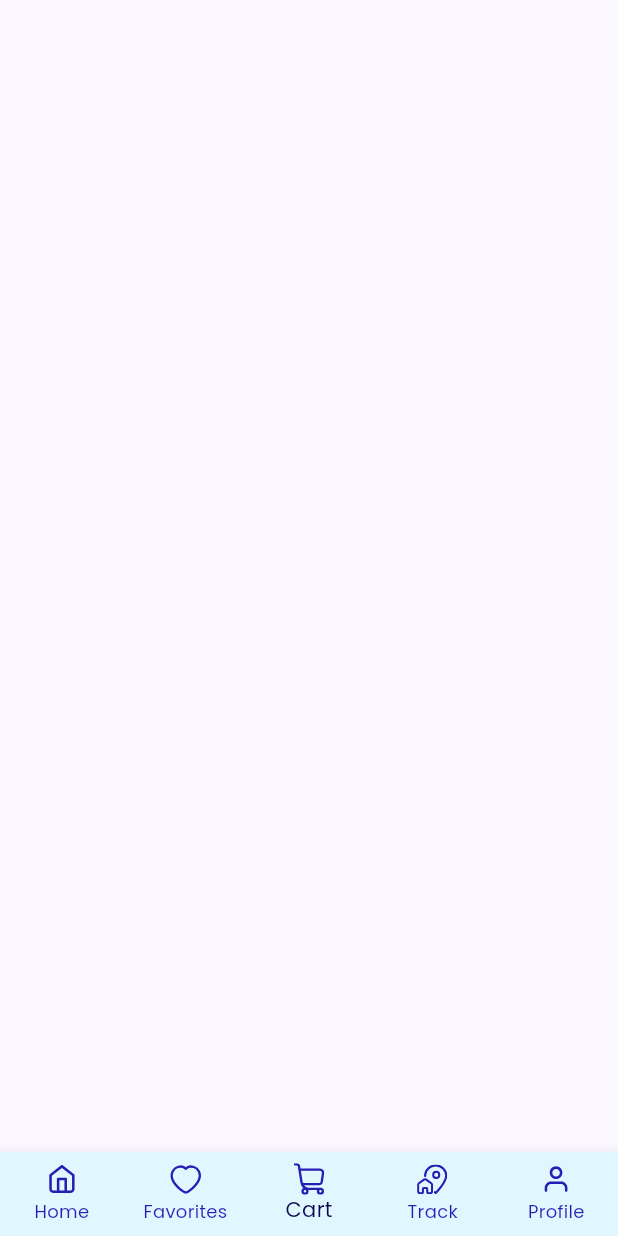
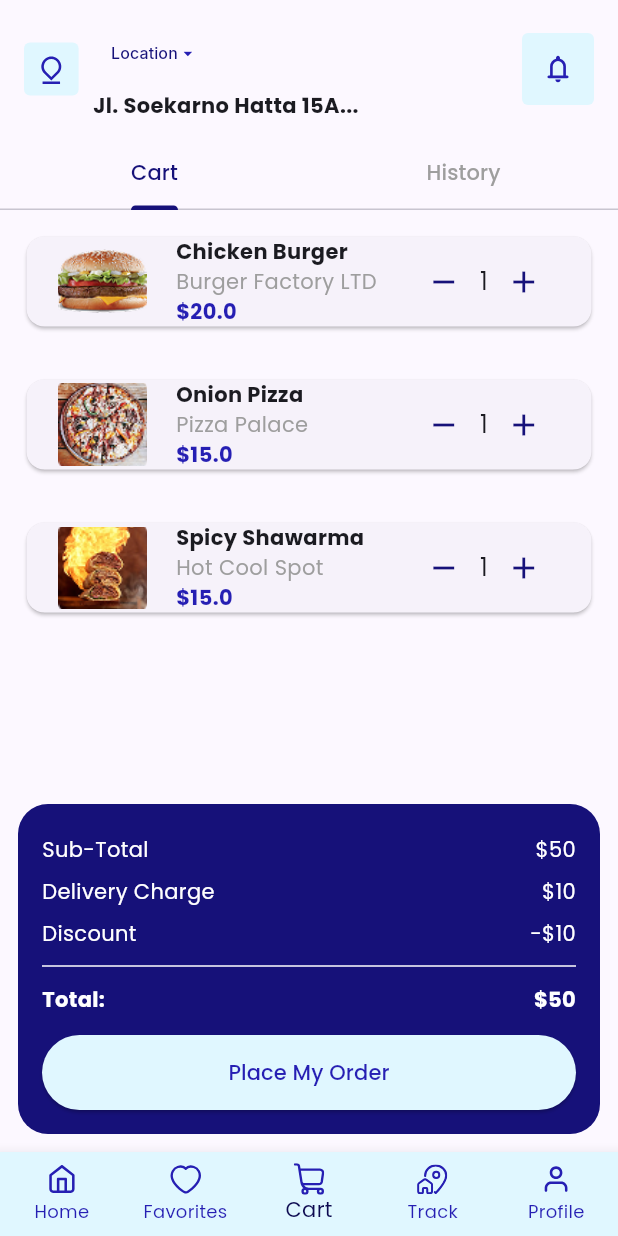
Before and after one commit to Mo3taz410/foodtek, a Flutter app: the screen it shows after launch, item 3 of the bottom bar chosen, on a phone screen of 412 x 824 dp. Run offline on Flutter 3.47's test engine with Material 3 defaults, Android fonts, the phone set to English and light mode, and no system bars; our stand-ins replace auto_size_text, flutter_bloc, flutter_screenutil, flutter_secure_storage, flutter_svg, lottie and 3 more.

Commit message:
last update 2 april with top rated food list done

```diff
--- a/lib/core/utils/app_image_strings.dart
+++ b/lib/core/utils/app_image_strings.dart
@@ -13,4 +13,8 @@ class AppImageStrings {
   static const String sandwich = 'assets/icons/food/sandwich.png';
   static const String pizza = 'assets/icons/food/pizza.png';
   static const String burger = 'assets/icons/food/burger.png';
+  static const String burgerFactory = 'assets/images/burgerFactory.png';
+  static const String onionPizza = 'assets/images/onionPizza.png';
+  static const String shawarma = 'assets/images/shawarma.png';
+  static const String emptyCart = 'assets/images/emptyCart.png';
 }
--- /dev/null
+++ b/lib/features/app/models/cart_item.dart
@@ -0,0 +1,15 @@
+class CartItem {
+  final String name;
+  final String restaurant;
+  final double price;
+  final String image;
+  int quantity;
+
+  CartItem({
+    required this.name,
+    required this.restaurant,
+    required this.price,
+    required this.image,
+    this.quantity = 1,
+  });
+}
--- /dev/null
+++ b/lib/features/app/models/cart_tab.dart
@@ -0,0 +1,240 @@
+import 'package:flutter/material.dart';
+import 'package:foodtek/core/utils/app_image_strings.dart';
+import 'package:foodtek/core/utils/responsive.dart';
+
+import '../../../core/utils/app_colors.dart';
+import 'cart_item.dart';
+
+class CartTab extends StatefulWidget {
+  const CartTab({super.key});
+
+  @override
+  State<CartTab> createState() => _CartTabState();
+}
+
+class _CartTabState extends State<CartTab> {
+  List<CartItem> cartItems = [
+    CartItem(
+      name: 'Chicken Burger',
+      restaurant: 'Burger Factory LTD',
+      price: 20,
+      image: AppImageStrings.cheeseBurger,
+    ),
+    CartItem(
+      name: 'Onion Pizza',
+      restaurant: 'Pizza Palace',
+      price: 15,
+      image: AppImageStrings.onionPizza,
+    ),
+    CartItem(
+      name: 'Spicy Shawarma',
+      restaurant: 'Hot Cool Spot',
+      price: 15,
+      image: AppImageStrings.shawarma,
+    ),
+  ];
+
+  @override
+  Widget build(BuildContext context) {
+    if (cartItems.isEmpty) {
+      return _buildEmptyState(
+        context,
+        title: 'Cart Empty',
+        subtitle: 'You don’t have add any foods in cart at this time',
+      );
+    }
+
+    return Stack(
+      children: [
+        ListView.builder(
+          padding: const EdgeInsets.only(bottom: 200),
+          itemCount: cartItems.length,
+          itemBuilder: (context, index) {
+            final item = cartItems[index];
+            return Dismissible(
+              key: Key(item.name),
+              direction: DismissDirection.endToStart,
+              background: Container(
+                alignment: Alignment.centerRight,
+                padding: EdgeInsets.symmetric(
+                    horizontal: responsiveWidth(context, 20)),
+                margin: EdgeInsets.all(responsiveHeight(context, 20)),
+                decoration: BoxDecoration(
+                  color: Colors.orange,
+                  borderRadius: BorderRadius.circular(12),
+                ),
+                child: const Icon(Icons.delete, color: Colors.white),
+              ),
+              onDismissed: (_) {
+                setState(() {
+                  cartItems.removeAt(index);
+                });
+                ScaffoldMessenger.of(context).showSnackBar(
+                  SnackBar(content: Text('${item.name} removed from cart')),
+                );
+              },
+              child: _buildCartItem(item),
+            );
+          },
+        ),
+        _buildBottomSummary(),
+      ],
+    );
+  }
+
+  Widget _buildCartItem(CartItem item) {
+    return Card(
+      shape: RoundedRectangleBorder(borderRadius: BorderRadius.circular(12)),
+      margin: EdgeInsets.all(responsiveHeight(context, 20)),
+      child: Padding(
+        padding: EdgeInsets.symmetric(horizontal: responsiveWidth(context, 22)),
+        child: Row(
+          children: [
+            Image.asset(
+              item.image,
+              width: responsiveWidth(context, 62),
+              height: responsiveHeight(context, 62),
+              fit: BoxFit.cover,
+            ),
+            SizedBox(width: responsiveWidth(context, 20)),
+            Expanded(
+              child: Column(
+                crossAxisAlignment: CrossAxisAlignment.start,
+                children: [
+                  Text(item.name,
+                      style: const TextStyle(fontWeight: FontWeight.bold)),
+                  Text(item.restaurant,
+                      style: const TextStyle(color: Colors.grey)),
+                  Text('\$${item.price}',
+                      style: const TextStyle(
+                          color: AppColors.tertiary,
+                          fontWeight: FontWeight.bold)),
+                ],
+              ),
+            ),
+            Row(
+              children: [
+                IconButton(
+                  icon: const Icon(Icons.remove, color: AppColors.secondary),
+                  onPressed: () {
+                    setState(() {
+                      item.quantity =
+                          (item.quantity > 1) ? item.quantity - 1 : 1;
+                    });
+                  },
+                ),
+                Text('${item.quantity}', style: const TextStyle(fontSize: 16)),
+                IconButton(
+                  icon: const Icon(Icons.add, color: AppColors.secondary),
+                  onPressed: () {
+                    setState(() {
+                      item.quantity++;
+                    });
+                  },
+                ),
+              ],
+            ),
+          ],
+        ),
+      ),
+    );
+  }
+
+  Widget _buildBottomSummary() {
+    final subtotal = cartItems.fold<double>(
+      0,
+      (sum, item) => sum + item.price * item.quantity,
+    );
+    const delivery = 10.0;
+    const discount = 10.0;
+    final total = subtotal + delivery - discount;
+
+    return Align(
+      alignment: Alignment.bottomCenter,
+      child: Container(
+        margin: const EdgeInsets.all(12),
+        padding: const EdgeInsets.all(16),
+        decoration: BoxDecoration(
+          color: AppColors.secondary,
+          borderRadius: BorderRadius.circular(20),
+        ),
+        child: Column(
+          mainAxisSize: MainAxisSize.min,
+          children: [
+            _buildSummaryRow('Sub-Total', '\$${subtotal.toStringAsFixed(0)}'),
+            _buildSummaryRow(
+                'Delivery Charge', '\$${delivery.toStringAsFixed(0)}'),
+            _buildSummaryRow('Discount', '-\$${discount.toStringAsFixed(0)}'),
+            const Divider(color: Colors.white),
+            _buildSummaryRow('Total:', '\$${total.toStringAsFixed(0)}',
+                bold: true),
+            const SizedBox(height: 10),
+            ElevatedButton(
+              style: ElevatedButton.styleFrom(
+                backgroundColor: AppColors.octonary,
+                foregroundColor: AppColors.tertiary,
+                minimumSize: const Size(double.infinity, 50),
+              ),
+              onPressed: () {},
+              child: const Text("Place My Order"),
+            ),
+          ],
+        ),
+      ),
+    );
+  }
+
+  Widget _buildSummaryRow(String label, String value, {bool bold = false}) {
+    return Padding(
+      padding: const EdgeInsets.symmetric(vertical: 4),
+      child: Row(
+        mainAxisAlignment: MainAxisAlignment.spaceBetween,
+        children: [
+          Text(
+            label,
+            style: TextStyle(
+              color: Colors.white,
+              fontWeight: bold ? FontWeight.bold : FontWeight.normal,
+            ),
+          ),
+          Text(
+            value,
+            style: TextStyle(
+              color: Colors.white,
+              fontWeight: bold ? FontWeight.bold : FontWeight.normal,
+            ),
+          ),
+        ],
+      ),
+    );
+  }
+
+  Widget _buildEmptyState(BuildContext context,
+      {required String title, required String subtitle}) {
+    return Center(
+      child: Padding(
+        padding: const EdgeInsets.symmetric(horizontal: 24),
+        child: Column(
+          mainAxisAlignment: MainAxisAlignment.center,
+          children: [
+            Image.asset(
+              'assets/empty_cart.png', // ← تأكد من إضافة هذه الصورة في مجلد assets
+              height: responsiveHeight(context, 200),
+            ),
+            const SizedBox(height: 24),
+            Text(
+              title,
+              style: const TextStyle(fontWeight: FontWeight.bold, fontSize: 20),
+            ),
+            const SizedBox(height: 8),
+            Text(
+              subtitle,
+              textAlign: TextAlign.center,
+              style: const TextStyle(color: Colors.grey),
+            ),
+          ],
+        ),
+      ),
+    );
+  }
+}
--- a/lib/features/app/views/screens/cart_screen.dart
+++ b/lib/features/app/views/screens/cart_screen.dart
@@ -1,10 +1,42 @@
 import 'package:flutter/material.dart';
+import '../../../../core/utils/app_colors.dart';
+import '../../../../core/widgets/app_custom_header.dart';
+import '../../models/cart_tab.dart';
+import '../../models/orderHistoryTab.dart';
 
 class CartScreen extends StatelessWidget {
   const CartScreen({super.key});
 
   @override
   Widget build(BuildContext context) {
-    return Scaffold();
+    return DefaultTabController(
+      length: 2,
+      child: Scaffold(
+        body: SafeArea(
+          child: Column(
+            children: [
+              AppCustomHeader(),
+              const TabBar(
+                labelColor: AppColors.secondary,
+                unselectedLabelColor: Colors.grey,
+                indicatorColor: AppColors.secondary,
+                tabs: [
+                  Tab(text: "Cart"),
+                  Tab(text: "History"),
+                ],
+              ),
+              Expanded(
+                child: TabBarView(
+                  children: [
+                    const CartTab(),
+                    OrderHistoryTab(),
+                  ],
+                ),
+              ),
+            ],
+          ),
+        ),
+      ),
+    );
   }
 }
--- a/lib/l10n/app_localizations_ar.dart
+++ b/lib/l10n/app_localizations_ar.dart
@@ -1,5 +1,3 @@
-// ignore: unused_import
-import 'package:intl/intl.dart' as intl;
 import 'app_localizations.dart';
 
 // ignore_for_file: type=lint
--- a/lib/l10n/app_localizations_en.dart
+++ b/lib/l10n/app_localizations_en.dart
@@ -1,5 +1,3 @@
-// ignore: unused_import
-import 'package:intl/intl.dart' as intl;
 import 'app_localizations.dart';
 
 // ignore_for_file: type=lint
```
Also changed, not shown: lib/core/widgets/app_custom_header.dart (+12 -1 lines), lib/features/app/models/notification_list.dart (added, +45 -0 lines), lib/features/app/models/notification_screen.dart (added, +57 -0 lines), lib/features/app/models/orderHistoryTab.dart (added, +156 -0 lines), lib/features/app/views/screens/home_screen.dart (+54 -59 lines), assets/images/burgerFactory.png (added), assets/images/emptyCart.png (added), assets/images/onionPizza.png (added), assets/images/shawarma.png (added), pubspec.lock.
